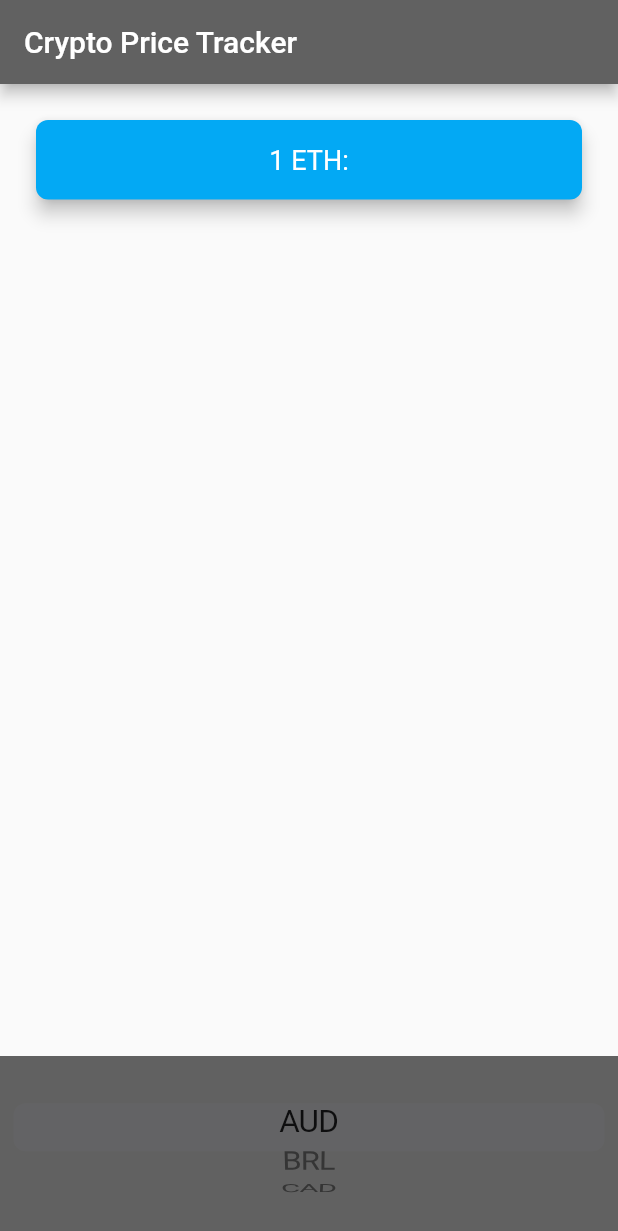
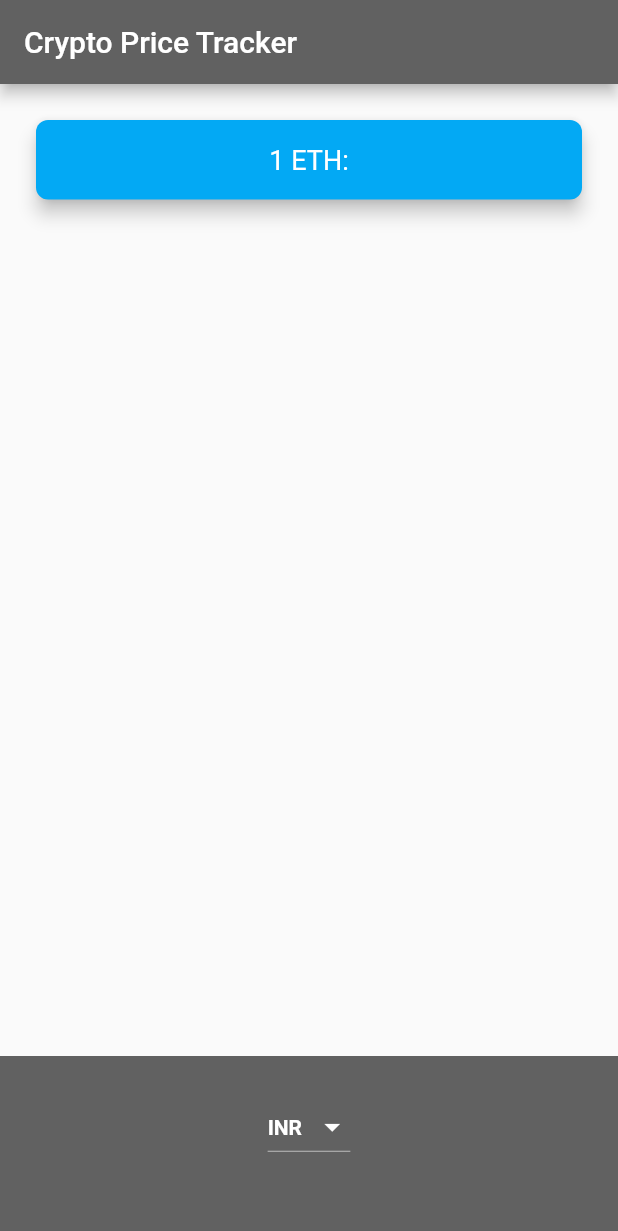
Before and after one commit to harsh-ws/crypto-price-tracker, a Flutter app: the screen it shows after launch, on a phone screen of 412 x 824 dp. Shown: the top 1231 px of the screen. Run offline on Flutter 3.47's test engine with Material 2 defaults, Android fonts, the phone set to English and light mode, and no system bars.

Commit message:
Added 2 different dropdownMenu pickers for android & ios

```diff
--- a/lib/price_screen.dart
+++ b/lib/price_screen.dart
@@ -1,6 +1,7 @@
 import 'package:flutter/cupertino.dart';
 import 'package:flutter/material.dart';
 import 'coinData.dart';
+import 'dart:io' show Platform;
 
 class PriceScreen extends StatefulWidget {
   const PriceScreen({Key? key}) : super(key: key);
@@ -12,20 +13,57 @@ class PriceScreen extends StatefulWidget {
 class _PriceScreenState extends State<PriceScreen> {
   var selectedCurrency = 'INR';
 
+  DropdownButton<String> androidPicker() {
+    List<DropdownMenuItem<String>> dropDownItems = [];
+    for (int i = 0; i < currencyList.length; i++) {
+      String currency = currencyList[i];
+      var newItem = DropdownMenuItem(
+        value: currency,
+        child: Text(currency),
+      );
+      dropDownItems.add(newItem);
+    }
 
-  List<Text>  getCurrency() {
+    return DropdownButton<String>(
+        value: selectedCurrency,
+        items: dropDownItems,
+        dropdownColor: Colors.grey[700],
+        style:
+            const TextStyle(color: Colors.white, fontWeight: FontWeight.bold),
+        icon: const Icon(
+          Icons.arrow_drop_down_outlined,
+          color: Colors.white,
+          weight: 4,
+        ),
+        elevation: 20,
+        onChanged: (String? value) {
+          setState(() {
+            selectedCurrency = value!;
+          });
+        });
+  }
+
+  CupertinoPicker iosPicker() {
     List<Text> cupertinoItems = [];
     for (int i = 0; i < currencyList.length; i++) {
       String currency = currencyList[i];
       Text x = Text(currency);
       cupertinoItems.add(x);
     }
-    return cupertinoItems;
+    return CupertinoPicker(
+      diameterRatio: 1.1,
+      backgroundColor: Colors.grey[700],
+      itemExtent: 32,
+      useMagnifier: true,
+      onSelectedItemChanged: (selectedIndex) {},
+      children: cupertinoItems,
+    );
   }
 
   @override
   Widget build(BuildContext context) {
-    getCurrency();
+    androidPicker();
+    iosPicker();
     return Scaffold(
       appBar: AppBar(
         title: const Text('Crypto Price Tracker'),
@@ -57,32 +95,10 @@ class _PriceScreenState extends State<PriceScreen> {
             alignment: Alignment.center,
             padding: const EdgeInsets.only(bottom: 25),
             color: Colors.grey[700],
-            child: CupertinoPicker(
-              diameterRatio: 1.1,
-              backgroundColor: Colors.grey[700],
-              itemExtent: 32,
-              useMagnifier: true,
-              onSelectedItemChanged: (selectedIndex) {},
-              children: getCurrency(),
-            ),
+            child: Platform.isIOS ? iosPicker() : androidPicker(),
           )
         ],
       ),
     );
   }
 }
-
-// DropdownButton<String>(
-// value: selectedCurrency,
-// dropdownColor: Colors.grey[700],
-// elevation: 20,
-// style: const TextStyle(color: Colors.white, fontWeight: FontWeight.bold),
-// icon: const Icon(Icons.arrow_drop_down_outlined, color: Colors.white,weight: 4,),
-// onChanged: (String? value) {
-// // This is called when the user selects an item.
-// setState(() {
-// selectedCurrency = value!;
-// });
-// },
-// items: getCurrency(),
-// )
```
